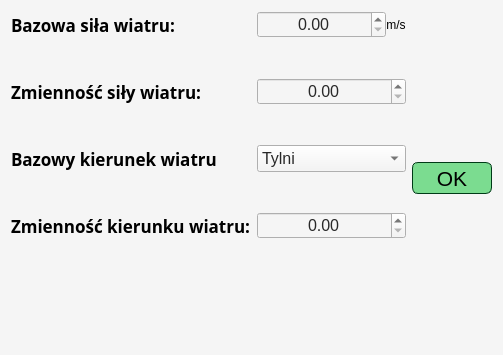
Above: UI/EditorWidgets/WindsGeneratorSettingsWidgetInputItem.ui from SiekamCebule/sj-sim before the change. Below: the same form after it.
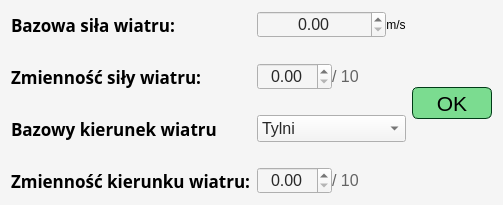
That is the form after the change.

The edit to the form file:
```diff
--- a/UI/EditorWidgets/WindsGeneratorSettingsWidgetInputItem.ui
+++ b/UI/EditorWidgets/WindsGeneratorSettingsWidgetInputItem.ui
@@ -7,7 +7,7 @@
     <x>0</x>
     <y>0</y>
     <width>490</width>
-    <height>355</height>
+    <height>205</height>
    </rect>
   </property>
   <property name="windowTitle">
@@ -16,11 +16,11 @@
   <property name="styleSheet">
    <string notr="true">background-color: rgb(245, 245, 245);</string>
   </property>
-  <layout class="QHBoxLayout" name="horizontalLayout_2">
+  <layout class="QHBoxLayout" name="horizontalLayout_4">
    <item>
     <layout class="QFormLayout" name="formLayout_main">
      <property name="verticalSpacing">
-      <number>40</number>
+      <number>25</number>
      </property>
      <item row="0" column="0">
       <widget class="QLabel" name="label">
@@ -132,44 +132,6 @@
        </item>
       </widget>
      </item>
-     <item row="1" column="1">
-      <widget class="QDoubleSpinBox" name="doubleSpinBox_windStrengthChange">
-       <property name="font">
-        <font>
-         <pointsize>12</pointsize>
-        </font>
-       </property>
-       <property name="styleSheet">
-        <string notr="true">color: rgb(40, 40, 40);
-background-color: rgb(245, 245, 245);</string>
-       </property>
-       <property name="alignment">
-        <set>Qt::AlignCenter</set>
-       </property>
-       <property name="maximum">
-        <double>10.000000000000000</double>
-       </property>
-      </widget>
-     </item>
-     <item row="3" column="1">
-      <widget class="QDoubleSpinBox" name="doubleSpinBox_windDirectionChange">
-       <property name="font">
-        <font>
-         <pointsize>12</pointsize>
-        </font>
-       </property>
-       <property name="styleSheet">
-        <string notr="true">color: rgb(40, 40, 40);
-background-color: rgb(245, 245, 245);</string>
-       </property>
-       <property name="alignment">
-        <set>Qt::AlignCenter</set>
-       </property>
-       <property name="maximum">
-        <double>10.000000000000000</double>
-       </property>
-      </widget>
-     </item>
      <item row="0" column="1">
       <layout class="QHBoxLayout" name="horizontalLayout">
        <item>
@@ -219,6 +181,82 @@
        </item>
       </layout>
      </item>
+     <item row="3" column="1">
+      <layout class="QHBoxLayout" name="horizontalLayout_2">
+       <item>
+        <widget class="QDoubleSpinBox" name="doubleSpinBox_windDirectionChange">
+         <property name="font">
+          <font>
+           <pointsize>12</pointsize>
+          </font>
+         </property>
+         <property name="styleSheet">
+          <string notr="true">color: rgb(40, 40, 40);
+background-color: rgb(245, 245, 245);</string>
+         </property>
+         <property name="alignment">
+          <set>Qt::AlignCenter</set>
+         </property>
+         <property name="maximum">
+          <double>10.000000000000000</double>
+         </property>
+        </widget>
+       </item>
+       <item>
+        <widget class="QLabel" name="label_5">
+         <property name="font">
+          <font>
+           <pointsize>12</pointsize>
+          </font>
+         </property>
+         <property name="styleSheet">
+          <string notr="true">color: rgb(100, 100, 100);</string>
+         </property>
+         <property name="text">
+          <string>/ 10</string>
+         </property>
+        </widget>
+       </item>
+      </layout>
+     </item>
+     <item row="1" column="1">
+      <layout class="QHBoxLayout" name="horizontalLayout_3">
+       <item>
+        <widget class="QDoubleSpinBox" name="doubleSpinBox_windStrengthChange">
+         <property name="font">
+          <font>
+           <pointsize>12</pointsize>
+          </font>
+         </property>
+         <property name="styleSheet">
+          <string notr="true">color: rgb(40, 40, 40);
+background-color: rgb(245, 245, 245);</string>
+         </property>
+         <property name="alignment">
+          <set>Qt::AlignCenter</set>
+         </property>
+         <property name="maximum">
+          <double>10.000000000000000</double>
+         </property>
+        </widget>
+       </item>
+       <item>
+        <widget class="QLabel" name="label_6">
+         <property name="font">
+          <font>
+           <pointsize>12</pointsize>
+          </font>
+         </property>
+         <property name="styleSheet">
+          <string notr="true">color: rgb(100, 100, 100);</string>
+         </property>
+         <property name="text">
+          <string>/ 10</string>
+         </property>
+        </widget>
+       </item>
+      </layout>
+     </item>
     </layout>
    </item>
    <item>
```
